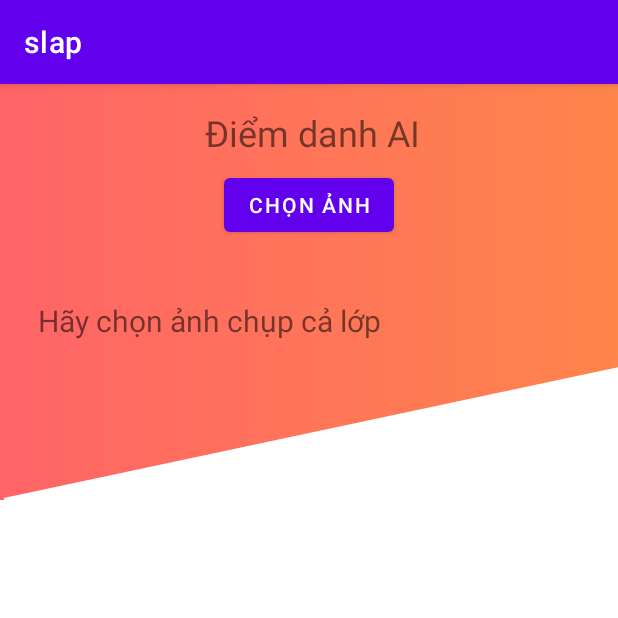
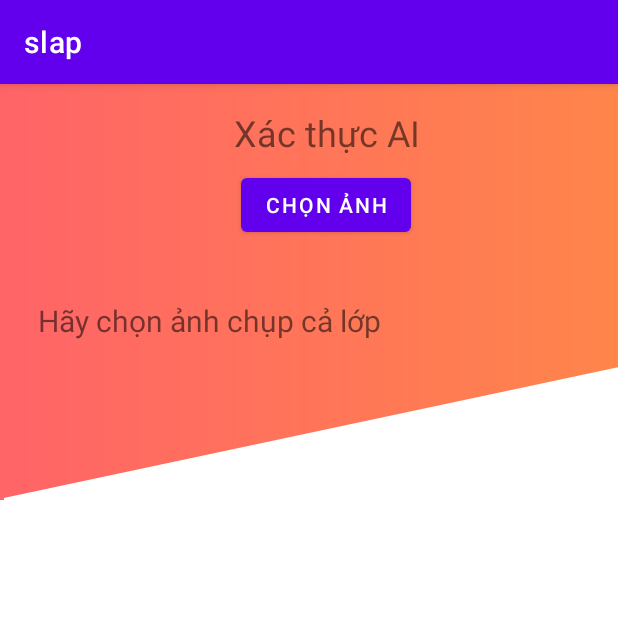
Before and after one commit to cudnart99/LTDD-20222, an Android app: the fragment DiemDanhBangAIFragment shown on its own in the app's theme, on a phone screen of 412 x 824 dp, the top half of it. Run offline under Robolectric (Android 15) with nearby library versions, the phone set to English and light mode, and no system bars; our stand-ins replace Firebase (no records; nobody signed in at launch, a user with empty details on screens opened directly); pictures from the network do not load.

Commit message:
last update

```diff
--- a/support-learning-android-program/app/src/main/java/com/android/slap/ui/ai/APIRequest.java
+++ b/support-learning-android-program/app/src/main/java/com/android/slap/ui/ai/APIRequest.java
@@ -38,7 +38,7 @@ public class APIRequest {
                 public void run() {
                     // Create URL
                     try{
-                        URL githubEndpoint = new URL("http://127.0.0.1:5000/get?src=" + srcPrefix + src);
+                        URL githubEndpoint = new URL("http://192.168.1.10:5000/get?src=" + srcPrefix + src);
 //                        URL githubEndpoint = new URL("http://192.168.7.3:5500/fe/i.json");
 //                        URL githubEndpoint = new URL("http://192.168.7.3:5000/get?src=.%2F..%2Ffe%2Fsrc%2Fimages%2F07_07_2023_23_12_17_minhduc.jpg");
 // Create connection
@@ -104,7 +104,7 @@ public class APIRequest {
                 public void run() {
                     // Create URL
                     try{
-                        URL url = new URL("http://127.0.0.1:5000/file-upload");
+                        URL url = new URL("http://192.168.1.10:5000/file-upload");
                         HttpURLConnection connection = (HttpURLConnection) url.openConnection();
 
                         connection.setRequestMethod("POST");
@@ -196,7 +196,7 @@ public class APIRequest {
                 .build();
 
         Request request = new Request.Builder()
-                .url("http://127.0.0.1:5000/file-upload") // Replace with your server URL
+                .url("http://192.168.1.10:5000/file-upload") // Replace with your server URL
                 .post(requestBody)
                 .build();
 
--- a/support-learning-android-program/app/src/main/res/layout/fragment_diemdanh_ai.xml
+++ b/support-learning-android-program/app/src/main/res/layout/fragment_diemdanh_ai.xml
@@ -27,7 +27,7 @@
             android:layout_marginStart="132dp"
             android:layout_marginTop="16dp"
             android:layout_marginEnd="132dp"
-            android:text="Điểm danh AI"
+            android:text="Xác thực AI"
             android:textSize="24sp"
             app:layout_constraintEnd_toEndOf="parent"
             app:layout_constraintHorizontal_bias="1.0"
--- a/support-learning-android-program/app/src/main/res/layout/fragment_home.xml
+++ b/support-learning-android-program/app/src/main/res/layout/fragment_home.xml
@@ -86,7 +86,7 @@
         android:layout_height="150dp"
         android:layout_marginTop="16dp"
         android:background="@drawable/gradient_green"
-        android:text="Điểm danh AI"
+        android:text="Xác thực AI"
         android:textAllCaps="false"
         android:textColor="@color/white"
         android:textSize="18sp"
```
Also changed, not shown: support-learning-android-program/app/src/main/java/com/android/slap/QuizCuaThayActivity.java (+3 -4 lines), support-learning-android-program/app/src/main/res/layout/activity_quiz_cua_thay.xml (renamed from support-learning-android-program/app/src/main/res/layout/activity_quiz_cua_thay_tuan.xml).
